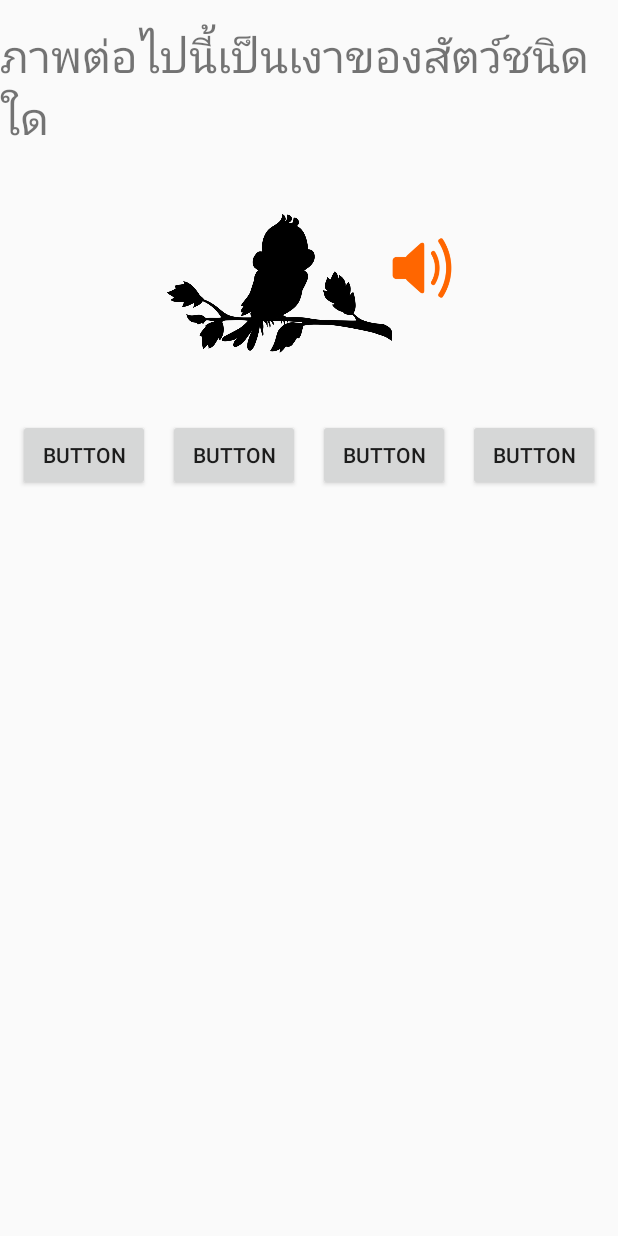
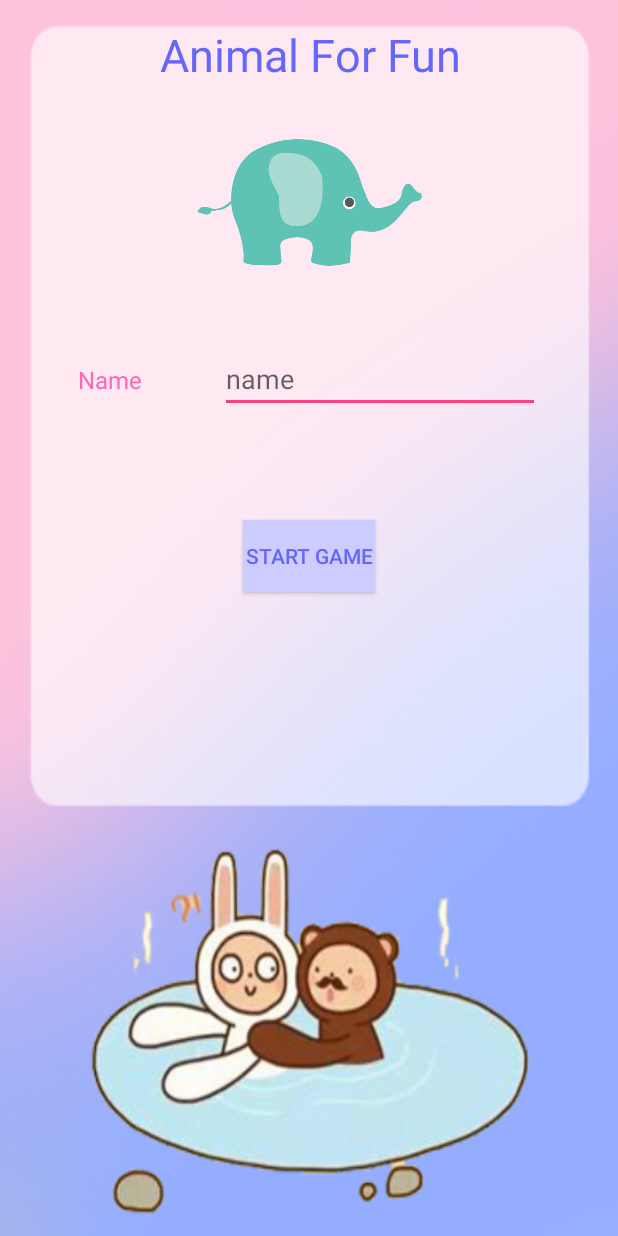
Before and after one commit to aornpl/AnimalForFun, an Android app: the MainActivity screen opened directly, with no data from a screen before it, on a phone screen of 412 x 824 dp. Run offline under Robolectric (Android 15) with nearby library versions, the phone set to English and light mode, and no system bars.

Commit message:
Game Complete

```diff
--- a/app/src/main/AndroidManifest.xml
+++ b/app/src/main/AndroidManifest.xml
@@ -4,7 +4,7 @@
 
     <application
         android:allowBackup="true"
-        android:icon="@mipmap/ic_launcher"
+        android:icon="@drawable/icon"
         android:label="@string/app_name"
         android:roundIcon="@mipmap/ic_launcher_round"
         android:supportsRtl="true"
--- a/app/src/main/res/layout/activity_main.xml
+++ b/app/src/main/res/layout/activity_main.xml
@@ -4,85 +4,75 @@
     xmlns:tools="http://schemas.android.com/tools"
     android:layout_width="match_parent"
     android:layout_height="match_parent"
+    android:background="@drawable/bgaor"
     tools:context="sdu.comsci.orawon.animalforfun.MainActivity">
 
     <TextView
+        android:id="@+id/textView"
+        android:layout_width="wrap_content"
+        android:layout_height="36dp"
+        android:layout_marginEnd="8dp"
+        android:layout_marginLeft="8dp"
+        android:layout_marginRight="8dp"
+        android:layout_marginStart="8dp"
+        android:layout_marginTop="16dp"
+        android:text="Animal For Fun"
+        android:textColor="#6666ff"
+        android:textSize="@dimen/h1"
+        app:layout_constraintHorizontal_bias="0.506"
+        app:layout_constraintLeft_toLeftOf="parent"
+        app:layout_constraintRight_toRightOf="parent"
+        app:layout_constraintTop_toTopOf="parent" />
+
+    <ImageView
+        android:id="@+id/imageView"
+        android:layout_width="150dp"
+        android:layout_height="150dp"
+        android:layout_marginTop="8dp"
+        app:layout_constraintLeft_toLeftOf="parent"
+        app:layout_constraintRight_toRightOf="parent"
+        app:layout_constraintTop_toBottomOf="@+id/textView"
+        app:srcCompat="@drawable/icon" />
+
+    <TextView
+        android:id="@+id/textView3"
         android:layout_width="wrap_content"
         android:layout_height="wrap_content"
-        android:layout_marginTop="@dimen/my_margin"
-        android:text="@string/question"
-        android:textSize="@dimen/h1"
+        android:layout_marginTop="32dp"
+        android:text="Name"
+        android:textColor="@color/A0522D"
+        android:textSize="@dimen/h2"
+        app:layout_constraintLeft_toLeftOf="parent"
+        app:layout_constraintRight_toLeftOf="@+id/editText3"
+        app:layout_constraintTop_toBottomOf="@+id/imageView" />
+
+    <EditText
+        android:id="@+id/editText3"
+        android:layout_width="wrap_content"
+        android:layout_height="wrap_content"
+        android:ems="10"
+        android:hint="name"
+        android:inputType="textPersonName"
+        app:layout_constraintBaseline_toBaselineOf="@+id/textView3"
+        app:layout_constraintLeft_toRightOf="@+id/textView3"
+        app:layout_constraintRight_toRightOf="parent" />
+
+    <Button
+        android:id="@+id/button"
+        android:layout_width="wrap_content"
+        android:layout_height="wrap_content"
+        android:layout_marginBottom="8dp"
+        android:layout_marginLeft="8dp"
+        android:layout_marginRight="8dp"
+        android:layout_marginTop="8dp"
+        android:background="#ccccff"
+        android:text="Start Game"
+        android:textColor="#6666ff"
+        app:layout_constraintBottom_toBottomOf="parent"
+        app:layout_constraintHorizontal_bias="0.501"
         app:layout_constraintLeft_toLeftOf="parent"
         app:layout_constraintRight_toRightOf="parent"
-        app:layout_constraintTop_toTopOf="parent"
-        android:id="@+id/textView2" />
-
-    <ImageView
-        android:id="@+id/imvQuestion"
-        android:layout_width="150dp"
-        android:layout_height="150dp"
-        android:layout_marginTop="@dimen/my_margin"
-        app:layout_constraintHorizontal_chainStyle="packed"
-        app:layout_constraintLeft_toLeftOf="parent"
-        app:layout_constraintRight_toLeftOf="@+id/imbVolume"
-        app:layout_constraintTop_toBottomOf="@+id/textView2"
-        app:srcCompat="@drawable/bird_02" />
-
-    <ImageButton
-        android:id="@+id/imbVolume"
-        android:layout_width="40dp"
-        android:layout_height="40dp"
-        android:background="@null"
-        android:onClick="palySound"
-        android:scaleType="fitCenter"
-        app:srcCompat="@drawable/volume"
-        app:layout_constraintLeft_toRightOf="@+id/imvQuestion"
-        app:layout_constraintRight_toRightOf="parent"
-        android:layout_marginTop="60dp"
-        app:layout_constraintTop_toBottomOf="@+id/textView2" />
-
-    <Button
-        android:id="@+id/btn1"
-        android:layout_width="wrap_content"
-        android:layout_height="wrap_content"
-        android:layout_marginTop="@dimen/my_margin"
-        android:onClick="choiceAns"
-        android:text="Button"
-        app:layout_constraintLeft_toLeftOf="parent"
-        app:layout_constraintRight_toLeftOf="@+id/btn2"
-        app:layout_constraintTop_toBottomOf="@+id/imvQuestion" />
-
-    <Button
-        android:id="@+id/btn2"
-        android:layout_width="wrap_content"
-        android:layout_height="wrap_content"
-        android:layout_marginTop="@dimen/my_margin"
-        android:onClick="choiceAns"
-        android:text="Button"
-        app:layout_constraintLeft_toRightOf="@+id/btn1"
-        app:layout_constraintRight_toLeftOf="@+id/btn3"
-        app:layout_constraintTop_toBottomOf="@+id/imvQuestion" />
-
-    <Button
-        android:id="@+id/btn3"
-        android:layout_width="wrap_content"
-        android:layout_height="wrap_content"
-        android:layout_marginTop="@dimen/my_margin"
-        android:onClick="choiceAns"
-        android:text="Button"
-        app:layout_constraintLeft_toRightOf="@+id/btn2"
-        app:layout_constraintRight_toLeftOf="@+id/btn4"
-        app:layout_constraintTop_toBottomOf="@+id/imvQuestion" />
-
-    <Button
-        android:id="@+id/btn4"
-        android:layout_width="wrap_content"
-        android:layout_height="wrap_content"
-        android:layout_marginTop="@dimen/my_margin"
-        android:onClick="choiceAns"
-        android:text="Button"
-        app:layout_constraintLeft_toRightOf="@+id/btn3"
-        app:layout_constraintRight_toRightOf="parent"
-        app:layout_constraintTop_toBottomOf="@+id/imvQuestion" />
+        app:layout_constraintTop_toBottomOf="@+id/editText3"
+        app:layout_constraintVertical_bias="0.13" />
 
 </android.support.constraint.ConstraintLayout>
--- a/app/src/main/res/values/colors.xml
+++ b/app/src/main/res/values/colors.xml
@@ -3,4 +3,5 @@
     <color name="colorPrimary">#3F51B5</color>
     <color name="colorPrimaryDark">#303F9F</color>
     <color name="colorAccent">#FF4081</color>
+    <color name="A0522D">#ff69b4</color>
 </resources>
```
Also changed, not shown: app/src/main/java/sdu/comsci/orawon/animalforfun/Game.java (+191 -3 lines), app/src/main/res/layout/activity_game.xml (+78 -0 lines), app/src/main/res/drawable/bgaor.png (added).
